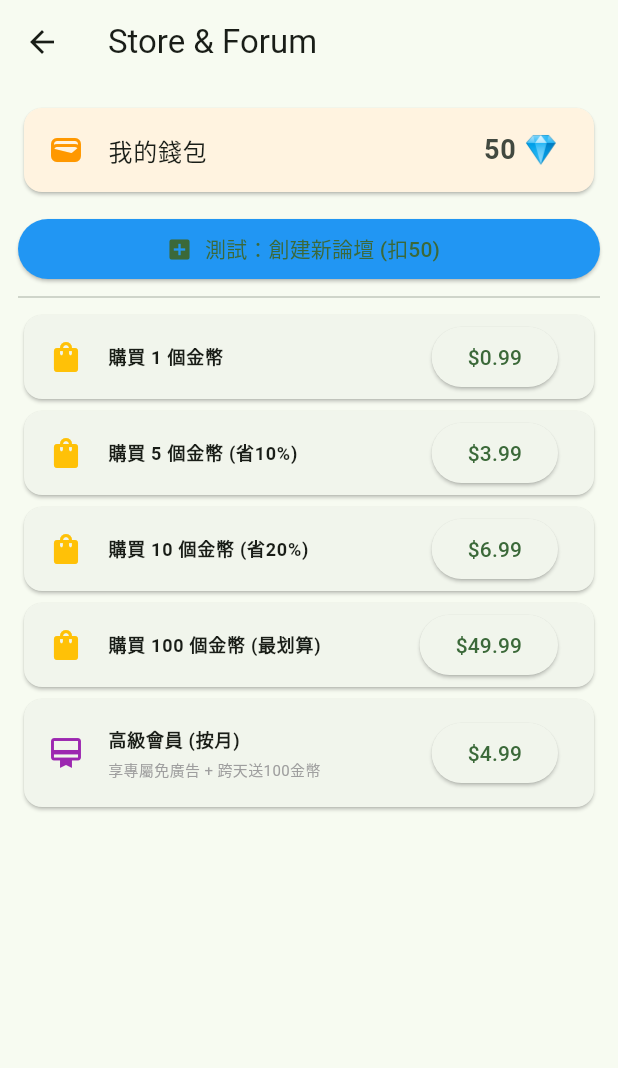
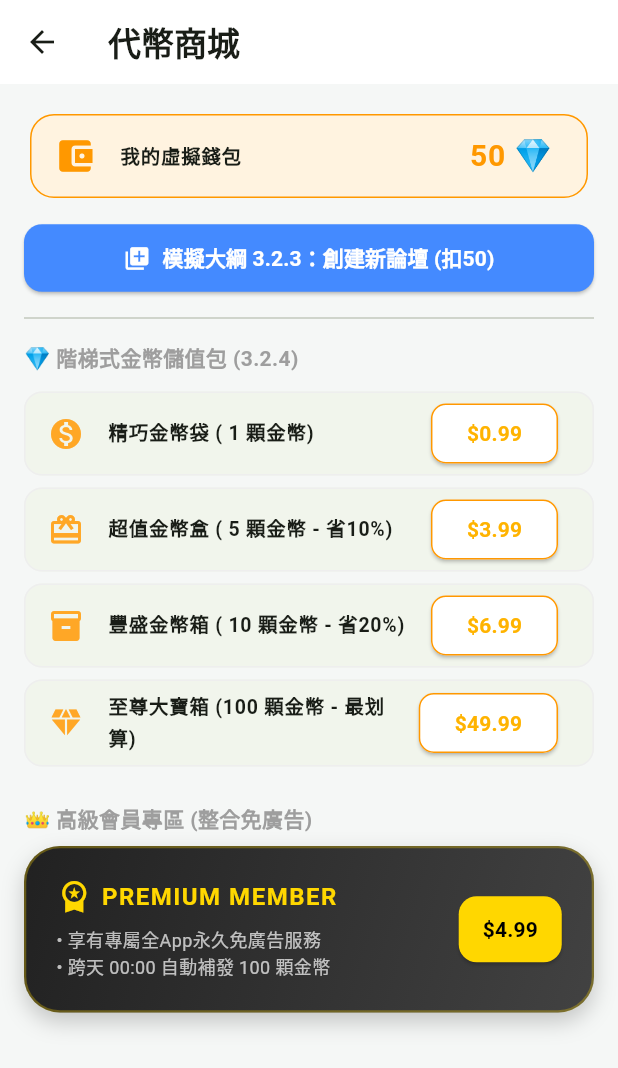
Before and after one commit to johnbutyno3/quit_smoking_club, a Flutter app: the ShopPage screen opened directly, on a phone screen of 412 x 824 dp. Shown: the top 1068 px of the screen. Run offline on Flutter 3.47's test engine with Material 3 defaults, Android fonts, the phone set to English and light mode, and no system bars; our stand-ins replace shared_preferences; accounts and stored records are empty.

Commit message:
feat: complete startup onboarding workflow and premium shop layout style with zero errors

```diff
--- a/lib/screens/shop_page.dart
+++ b/lib/screens/shop_page.dart
@@ -8,9 +8,18 @@ class ShopPage extends StatefulWidget {
   State<ShopPage> createState() => _ShopPageState();
 }
 
+// 🎨 商城奢華美工色彩：引入 VIP 黑金與寶箱亮橘
+class _ShopColors {
+  static const walletBg = Color(0xFFFFF3E0); // 暖橘錢包背景
+  static const goldText = Color(0xFFFFB300); // 金幣亮橘
+  static const vipBgStart = Color(0xFF212121); // VIP卡黑金深色
+  static const vipBgEnd = Color(0xFF424242); // VIP卡黑金淺色
+  static const vipGold = Color(0xFFFFD700); // VIP尊榮純金
+}
+
 class _ShopPageState extends State<ShopPage> {
   int _myCoins = 0;
-  bool _isPremiumUser = false; // 紀錄是否開通高級會員
+  bool _isPremiumUser = false;
 
   @override
   void initState() {
@@ -64,87 +73,231 @@ class _ShopPageState extends State<ShopPage> {
   @override
   Widget build(BuildContext context) {
     return Scaffold(
-      appBar: AppBar(title: const Text("Store & Forum")),
+      backgroundColor: const Color(0xFFF5F7F6),
+      appBar: AppBar(
+        title: const Text(
+          "代幣商城",
+          style: TextStyle(fontWeight: FontWeight.bold),
+        ),
+        backgroundColor: Colors.white,
+        elevation: 0,
+      ),
       body: ListView(
-        padding: const EdgeInsets.all(12),
+        padding: const EdgeInsets.all(16),
         children: [
-          // 錢包看板
+          // 💡 1. 磨砂反光橘色錢包看板
           Card(
-            color: Colors.orange.shade50,
+            color: _ShopColors.walletBg,
+            elevation: 0,
+            shape: RoundedRectangleBorder(
+              borderRadius: BorderRadius.circular(16),
+              side: const BorderSide(color: Colors.orange, width: 1),
+            ),
             child: ListTile(
-              leading: const Icon(Icons.wallet, color: Colors.orange),
-              title: const Text("我的錢包"),
+              leading: const Icon(
+                Icons.account_balance_wallet,
+                color: Colors.orange,
+                size: 28,
+              ),
+              title: const Text(
+                "我的虛擬錢包",
+                style: TextStyle(fontWeight: FontWeight.bold, fontSize: 13),
+              ),
               trailing: Text(
                 "$_myCoins 💎",
                 style: const TextStyle(
-                  fontSize: 18,
+                  fontSize: 20,
                   fontWeight: FontWeight.bold,
+                  color: Colors.orange,
                 ),
               ),
             ),
           ),
-          const SizedBox(height: 10),
+          const SizedBox(height: 12),
 
-          // 3.2.3 創建論壇按鈕
           ElevatedButton.icon(
-            style: ElevatedButton.styleFrom(backgroundColor: Colors.blue),
-            icon: const Icon(Icons.add_box),
-            label: const Text("測試：創建新論壇 (扣50)"),
+            style: ElevatedButton.styleFrom(
+              backgroundColor: Colors.blueAccent,
+              foregroundColor: Colors.white,
+              padding: const EdgeInsets.symmetric(vertical: 12),
+              shape: RoundedRectangleBorder(
+                borderRadius: BorderRadius.circular(12),
+              ),
+            ),
+            icon: const Icon(Icons.add_to_photos),
+            label: const Text(
+              "模擬大綱 3.2.3：創建新論壇 (扣50)",
+              style: TextStyle(fontWeight: FontWeight.bold),
+            ),
             onPressed: _createForum,
           ),
-          const Divider(),
+          const Divider(height: 32),
 
-          // 3.2.4 階梯式金幣商品清單 (免廣告已移至高級會員內)
-          _buildItem("購買 1 個金幣", 0.99, 1),
-          _buildItem("購買 5 個金幣 (省10%)", 3.99, 5),
-          _buildItem("購買 10 個金幣 (省20%)", 6.99, 10),
-          _buildItem("購買 100 個金幣 (最划算)", 49.99, 100),
+          const Text(
+            "💎 階梯式金幣儲值包 (3.2.4)",
+            style: TextStyle(
+              fontWeight: FontWeight.bold,
+              fontSize: 14,
+              color: Colors.grey,
+            ),
+          ),
+          const SizedBox(height: 8),
 
-          // 高級會員專區
-          Card(
-            child: ListTile(
-              leading: const Icon(Icons.card_membership, color: Colors.purple),
-              title: const Text(
-                "高級會員 (按月)",
-                style: TextStyle(fontSize: 12, fontWeight: FontWeight.bold),
+          // 💡 2. 階梯寶箱商品卡片流
+          _buildItem("精巧金幣袋 ( 1 顆金幣)", 0.99, 1, Icons.monetization_on),
+          _buildItem("超值金幣盒 ( 5 顆金幣 - 省10%)", 3.99, 5, Icons.card_giftcard),
+          _buildItem("豐盛金幣箱 ( 10 顆金幣 - 省20%)", 6.99, 10, Icons.inventory_2),
+          _buildItem("至尊大寶箱 (100 顆金幣 - 最划算)", 49.99, 100, Icons.diamond),
+          const SizedBox(height: 20),
+
+          const Text(
+            "👑 高級會員專區 (整合免廣告)",
+            style: TextStyle(
+              fontWeight: FontWeight.bold,
+              fontSize: 14,
+              color: Colors.grey,
             ),
-              subtitle: const Text(
-                "享專屬免廣告 + 跨天送100金幣",
-                style: TextStyle(fontSize: 10, color: Colors.grey),
           ),
-              trailing: _isPremiumUser
-                  ? const Text(
+          const SizedBox(height: 8),
+
+          // 💡 3. 奢華黑金雙色漸層高級會員 VIP 卡片面
+          Container(
+            padding: const EdgeInsets.all(20),
+            decoration: BoxDecoration(
+              gradient: const LinearGradient(
+                colors: [_ShopColors.vipBgStart, _ShopColors.vipBgEnd],
+                begin: Alignment.topLeft,
+                end: Alignment.bottomRight,
+              ),
+              borderRadius: BorderRadius.circular(24),
+              boxShadow: [
+                BoxShadow(
+                  color: Colors.black.withOpacity(0.2),
+                  blurRadius: 12,
+                  offset: const Offset(0, 6),
+                ),
+              ],
+              border: Border.all(
+                color: _ShopColors.vipGold.withOpacity(0.3),
+                width: 1.5,
+              ),
+            ),
+            child: Row(
+              children: [
+                Expanded(
+                  child: Column(
+                    crossAxisAlignment: CrossAxisAlignment.start,
+                    children: [
+                      Row(
+                        children: const [
+                          Icon(
+                            Icons.workspace_premium,
+                            color: _ShopColors.vipGold,
+                            size: 24,
+                          ),
+                          SizedBox(width: 6),
+                          Text(
+                            "PREMIUM MEMBER",
+                            style: TextStyle(
+                              color: _ShopColors.vipGold,
+                              fontWeight: FontWeight.bold,
+                              fontSize: 16,
+                              letterSpacing: 1,
+                            ),
+                          ),
+                        ],
+                      ),
+                      const SizedBox(height: 8),
+                      const Text(
+                        "• 享有專屬全App永久免廣告服務",
+                        style: TextStyle(color: Colors.white70, fontSize: 12),
+                      ),
+                      const Text(
+                        "• 跨天 00:00 自動補發 100 顆金幣",
+                        style: TextStyle(color: Colors.white70, fontSize: 12),
+                      ),
+                    ],
+                  ),
+                ),
+                const SizedBox(width: 12),
+                _isPremiumUser
+                    ? Container(
+                        padding: const EdgeInsets.symmetric(
+                          horizontal: 14,
+                          vertical: 8,
+                        ),
+                        decoration: BoxDecoration(
+                          color: _ShopColors.vipGold.withOpacity(0.2),
+                          borderRadius: BorderRadius.circular(12),
+                          border: Border.all(color: _ShopColors.vipGold),
+                        ),
+                        child: const Text(
                           "已開通 🎉",
                           style: TextStyle(
-                        color: Colors.purple,
+                            color: _ShopColors.vipGold,
                             fontWeight: FontWeight.bold,
+                            fontSize: 13,
+                          ),
                         ),
                       )
                     : ElevatedButton(
-                      onPressed: _unlockPremium,
-                      child: const Text("\$4.99"),
+                        style: ElevatedButton.styleFrom(
+                          backgroundColor: _ShopColors.vipGold,
+                          foregroundColor: Colors.black,
+                          shape: RoundedRectangleBorder(
+                            borderRadius: BorderRadius.circular(12),
+                          ),
+                          padding: const EdgeInsets.symmetric(
+                            horizontal: 16,
+                            vertical: 12,
                           ),
                         ),
+                        onPressed: _unlockPremium,
+                        child: const Text(
+                          "\$4.99",
+                          style: TextStyle(fontWeight: FontWeight.bold),
                         ),
+                      ),
+              ],
+            ),
+          ),
+          const SizedBox(height: 30),
         ],
       ),
     );
   }
 
-  Widget _buildItem(String title, double price, int coinAmt) {
+  Widget _buildItem(String title, double price, int coinAmt, IconData icon) {
     return Card(
+      elevation: 0,
+      margin: const EdgeInsets.symmetric(vertical: 4),
+      shape: RoundedRectangleBorder(
+        borderRadius: BorderRadius.circular(12),
+        side: BorderSide(color: Colors.grey.shade200),
+      ),
       child: ListTile(
-        leading: const Icon(Icons.shopping_bag, color: Colors.amber),
+        leading: Icon(icon, color: Colors.orange.shade400, size: 24),
         title: Text(
           title,
-          style: const TextStyle(fontSize: 12, fontWeight: FontWeight.bold),
+          style: const TextStyle(fontSize: 13, fontWeight: FontWeight.bold),
         ),
         trailing: ElevatedButton(
+          style: ElevatedButton.styleFrom(
+            backgroundColor: Colors.white,
+            foregroundColor: _ShopColors.goldText,
+            side: const BorderSide(color: Colors.orange),
+            shape: RoundedRectangleBorder(
+              borderRadius: BorderRadius.circular(10),
+            ),
+          ),
           onPressed: () {
             _buyCoins(coinAmt);
             _showMsg("已成功充值 $coinAmt 金幣！");
           },
-          child: Text("\$$price"),
+          child: Text(
+            "\$$price",
+            style: const TextStyle(fontWeight: FontWeight.bold),
+          ),
         ),
       ),
     );
```
Lines whose indentation alone changed are shown as unchanged.
